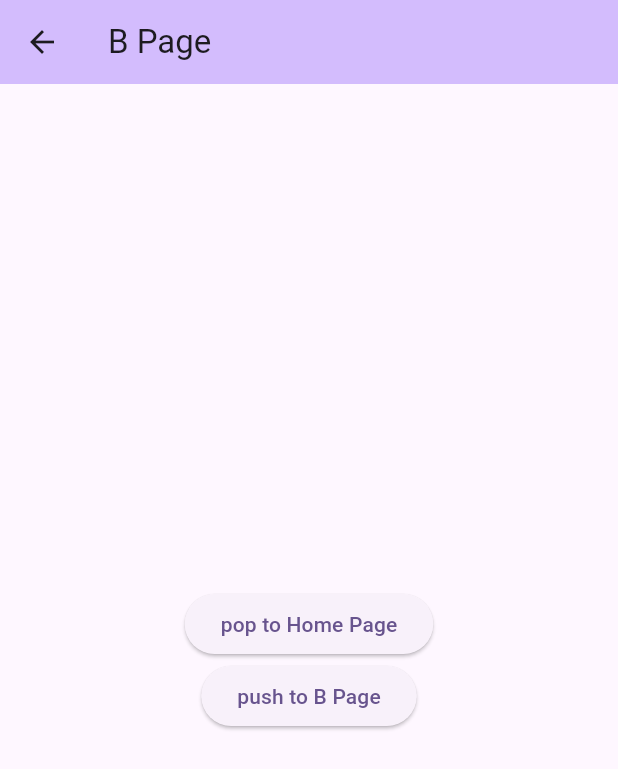
After one commit to rizchi17/flutter_go_router_tutorial, a Flutter app: the screen it shows after launch, after a tap on "push to B Page", on a phone screen of 412 x 824 dp. The commit adds this screen. Shown: the top 769 px of the screen. Run offline on Flutter 3.47's test engine with Material 3 defaults, Android fonts, the phone set to English and light mode, and no system bars; our stand-ins replace go_router.

Commit message:
go_routerとは

```diff
--- /dev/null
+++ b/lib/a_page.dart
@@ -0,0 +1,32 @@
+import 'package:flutter/material.dart';
+import 'package:go_router/go_router.dart';
+
+class APage extends StatefulWidget {
+  const APage({super.key});
+
+  @override
+  State<APage> createState() => _APageState();
+}
+
+class _APageState extends State<APage> {
+  @override
+  Widget build(BuildContext context) {
+    return Scaffold(
+      appBar: AppBar(
+        title: Text('A Page'),
+        backgroundColor: Theme.of(context).colorScheme.inversePrimary,
+      ),
+      body: Center(
+        child: Column(
+          mainAxisAlignment: MainAxisAlignment.center,
+          children: <Widget>[
+            ElevatedButton(
+              onPressed: () => context.pop('/'),
+              child: Text('pop to Home Page'),
+            ),
+          ],
+        ),
+      ),
+    );
+  }
+}
--- /dev/null
+++ b/lib/b_page.dart
@@ -0,0 +1,36 @@
+import 'package:flutter/material.dart';
+import 'package:go_router/go_router.dart';
+
+class BPage extends StatefulWidget {
+  const BPage({super.key});
+
+  @override
+  State<BPage> createState() => _BPageState();
+}
+
+class _BPageState extends State<BPage> {
+  @override
+  Widget build(BuildContext context) {
+    return Scaffold(
+      appBar: AppBar(
+        title: Text('B Page'),
+        backgroundColor: Theme.of(context).colorScheme.inversePrimary,
+      ),
+      body: Center(
+        child: Column(
+          mainAxisAlignment: MainAxisAlignment.center,
+          children: <Widget>[
+            ElevatedButton(
+              onPressed: () => context.pop(),
+              child: Text('pop to Home Page'),
+            ),
+            ElevatedButton(
+              onPressed: () => context.push('/b-details', extra: 'B details Page'),
+              child: Text('push to B Page'),
+            ),
+          ],
+        ),
+      ),
+    );
+  }
+}
--- /dev/null
+++ b/lib/home_page.dart
@@ -0,0 +1,36 @@
+import 'package:flutter/material.dart';
+import 'package:go_router/go_router.dart';
+
+class HomePage extends StatefulWidget {
+  const HomePage({super.key});
+
+  @override
+  State<HomePage> createState() => _HomePageState();
+}
+
+class _HomePageState extends State<HomePage> {
+  @override
+  Widget build(BuildContext context) {
+    return Scaffold(
+      appBar: AppBar(
+        title: Text('Home Page'),
+        backgroundColor: Theme.of(context).colorScheme.inversePrimary,
+      ),
+      body: Center(
+        child: Column(
+          mainAxisAlignment: MainAxisAlignment.center,
+          children: <Widget>[
+            ElevatedButton(
+              onPressed: () => context.push('/a'),
+              child: Text('push to A Page'),
+            ),
+            ElevatedButton(
+              onPressed: () => context.push('/b'),
+              child: Text('push to B Page'),
+            ),
+          ],
+        ),
+      ),
+    );
+  }
+}
--- /dev/null
+++ b/lib/routes.dart
@@ -0,0 +1,91 @@
+import 'dart:math';
+
+import 'package:flutter/material.dart';
+import 'package:flutter_go_router_tutorial/a_page.dart';
+import 'package:flutter_go_router_tutorial/b_details_page.dart';
+import 'package:flutter_go_router_tutorial/b_page.dart';
+import 'package:flutter_go_router_tutorial/home_page.dart';
+import 'package:flutter_go_router_tutorial/signin_page.dart';
+import 'package:go_router/go_router.dart';
+
+final goRouter = GoRouter(
+  // アプリが起動して最初に開かれる画面
+  initialLocation: '/',
+  // パスと画面の組み合わせ
+  routes: [
+    GoRoute(
+      path: '/',
+      name: 'initial', // context.goNamed('name')を使うときに呼ぶnameがこれにあたる
+      pageBuilder: (context, state) {
+        return MaterialPage(
+          key: state.pageKey,
+          child: HomePage(),
+        );
+      },
+    ),
+    GoRoute(
+      path: '/signin',
+      name: 'signin',
+      pageBuilder: (context, state) {
+        return MaterialPage(
+          key: state.pageKey,
+          child: SignInPage(),
+        );
+      },
+    ),
+    GoRoute(
+      path: '/a',
+      name: 'a',
+      pageBuilder: (context, state) {
+        return MaterialPage(
+          key: state.pageKey,
+          child: const APage(),
+        );
+      },
+    ),
+    GoRoute(
+      path: '/b',
+      name: 'b',
+      pageBuilder: (context, state) {
+        return MaterialPage(
+          key: state.pageKey,
+          child: const BPage(),
+        );
+      },
+    ),
+    GoRoute(
+      path: '/b-details',
+      name: 'bDetails',
+      pageBuilder: (context, state) {
+        return CustomTransitionPage(
+          key: state.pageKey,
+          child: BDetailsPage(title: state.extra as String),
+          transitionsBuilder: (context, animation, secondaryAnimation, child) {
+            return FadeTransition(opacity: animation, child: child);
+          },
+        );
+      },
+    ),
+  ],
+  // 無効なパスにアクセスした時に遷移する画面の設定
+  errorPageBuilder: (context, state) => MaterialPage(
+    key: state.pageKey,
+    child: Scaffold(
+      body: Center(
+        child: Text(state.error.toString()),
+      ),
+    ),
+  ),
+  // リダイレクト
+  // 遷移のたびに現在の状態を確認し、条件に応じてリダイレクトが実行される
+  redirect: (BuildContext context, GoRouterState state) {
+    // 例：ユーザー認証でサインインしていなかったらサインイン画面に遷移させる
+    bool isSignedIn = Random().nextBool(); //認証状況をランダムに設定
+    if (!isSignedIn) {
+      return '/signin';
+    } else {
+      // 該当しない場合は意図した先に遷移
+      return null;
+    }
+  },
+);
--- a/pubspec.yaml
+++ b/pubspec.yaml
@@ -34,6 +34,7 @@ dependencies:
   # The following adds the Cupertino Icons font to your application.
   # Use with the CupertinoIcons class for iOS style icons.
   cupertino_icons: ^1.0.8
+  go_router: ^14.8.0
 
 dev_dependencies:
   flutter_test:
```
Also changed, not shown: lib/b_details_page.dart (added, +53 -0 lines), lib/main.dart (+6 -106 lines), lib/signin_page.dart (added, +33 -0 lines), pubspec.lock, 1 other file.
